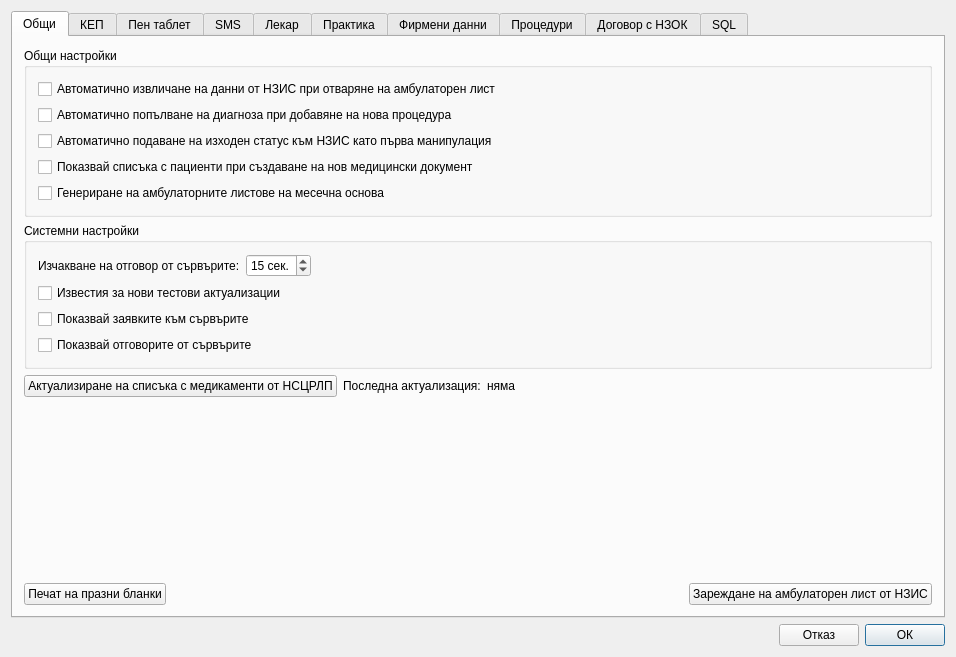
First picture: the form in src/View/Widgets/SettingsDialog.ui, repository thefinalcutbg/DinoDent, before the edit.
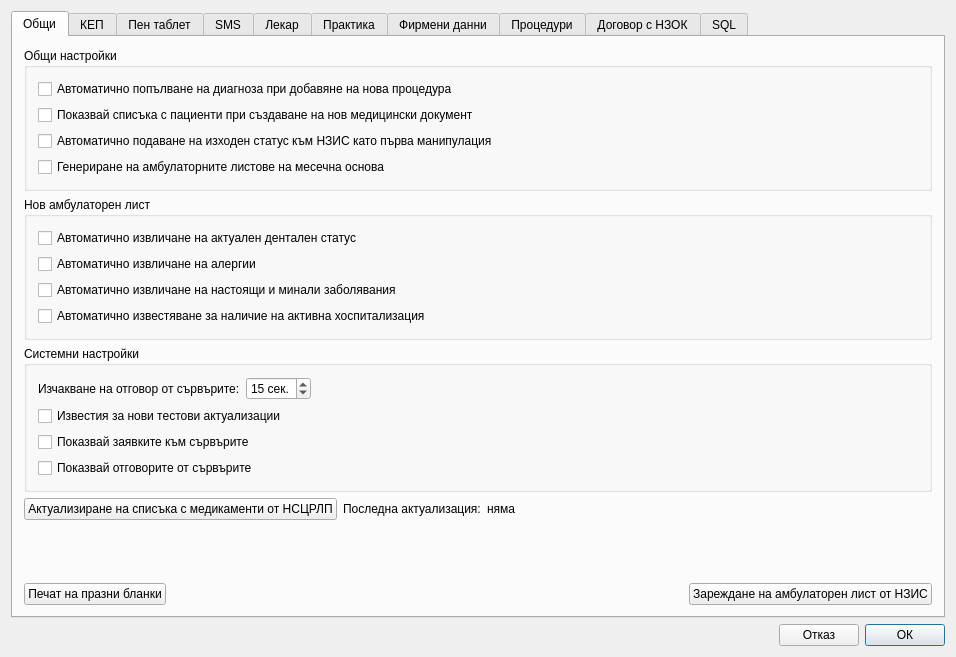
Second picture: the form after the edit. The open tabs and pages were chosen to show the change. Custom widgets are drawn as their Qt base class.

Commit message: bulk requester integrated in ListPresenter. Added new parameters to settings

```diff
--- a/src/View/Widgets/SettingsDialog.ui
+++ b/src/View/Widgets/SettingsDialog.ui
@@ -29,7 +29,7 @@
       </sizepolicy>
      </property>
      <property name="currentIndex">
-      <number>3</number>
+      <number>0</number>
      </property>
      <widget class="QWidget" name="generalSettings">
       <attribute name="title">
@@ -44,13 +44,6 @@
             <string>Общи настройки</string>
            </property>
            <layout class="QVBoxLayout" name="verticalLayout_2">
-            <item>
-             <widget class="QCheckBox" name="autoHisCheck">
-              <property name="text">
-               <string>Автоматично извличане на данни от НЗИС при отваряне на амбулаторен лист</string>
-              </property>
-             </widget>
-            </item>
             <item>
              <widget class="QCheckBox" name="autoDiagnosis">
               <property name="text">
@@ -58,13 +51,6 @@
               </property>
              </widget>
             </item>
-            <item>
-             <widget class="QCheckBox" name="autoStatus">
-              <property name="text">
-               <string>Автоматично подаване на изходен статус към НЗИС като първа манипулация</string>
-              </property>
-             </widget>
-            </item>
             <item>
              <widget class="QCheckBox" name="patientList">
               <property name="text">
@@ -72,6 +58,13 @@
               </property>
              </widget>
             </item>
+            <item>
+             <widget class="QCheckBox" name="autoStatus">
+              <property name="text">
+               <string>Автоматично подаване на изходен статус към НЗИС като първа манипулация</string>
+              </property>
+             </widget>
+            </item>
             <item>
              <widget class="QCheckBox" name="monthlySheets">
               <property name="text">
@@ -84,6 +77,49 @@
          </item>
         </layout>
        </item>
+       <item>
+        <widget class="QGroupBox" name="groupBox_6">
+         <property name="minimumSize">
+          <size>
+           <width>0</width>
+           <height>50</height>
+          </size>
+         </property>
+         <property name="title">
+          <string>Нов амбулаторен лист</string>
+         </property>
+         <layout class="QVBoxLayout" name="verticalLayout_27">
+          <item>
+           <widget class="QCheckBox" name="autoHisCheck">
+            <property name="text">
+             <string>Автоматично извличане на актуален дентален статус</string>
+            </property>
+           </widget>
+          </item>
+          <item>
+           <widget class="QCheckBox" name="autoAllergyCheck">
+            <property name="text">
+             <string>Автоматично извличане на алергии</string>
+            </property>
+           </widget>
+          </item>
+          <item>
+           <widget class="QCheckBox" name="autoClinicalCheck">
+            <property name="text">
+             <string>Автоматично извличане на настоящи и минали заболявания</string>
+            </property>
+           </widget>
+          </item>
+          <item>
+           <widget class="QCheckBox" name="autoHospitalCheck">
+            <property name="text">
+             <string>Автоматично известяване за наличие на активна хоспитализация</string>
+            </property>
+           </widget>
+          </item>
+         </layout>
+        </widget>
+       </item>
        <item>
         <widget class="QGroupBox" name="groupBox_4">
          <property name="title">
```
The commit also changes 7 other files.
